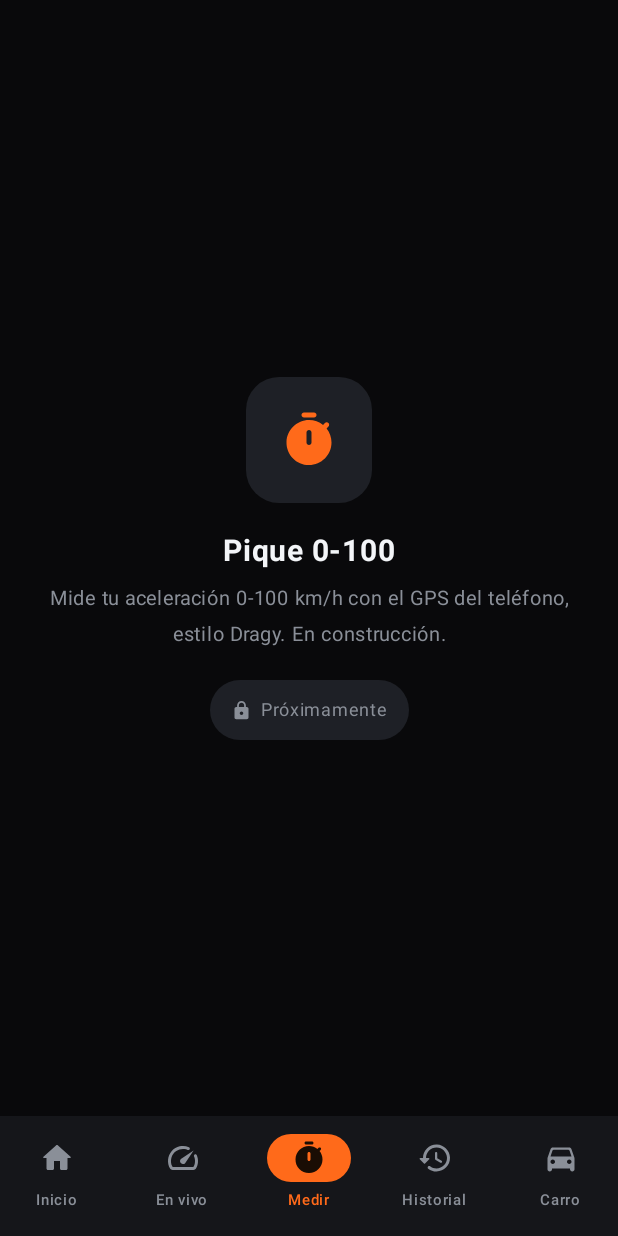
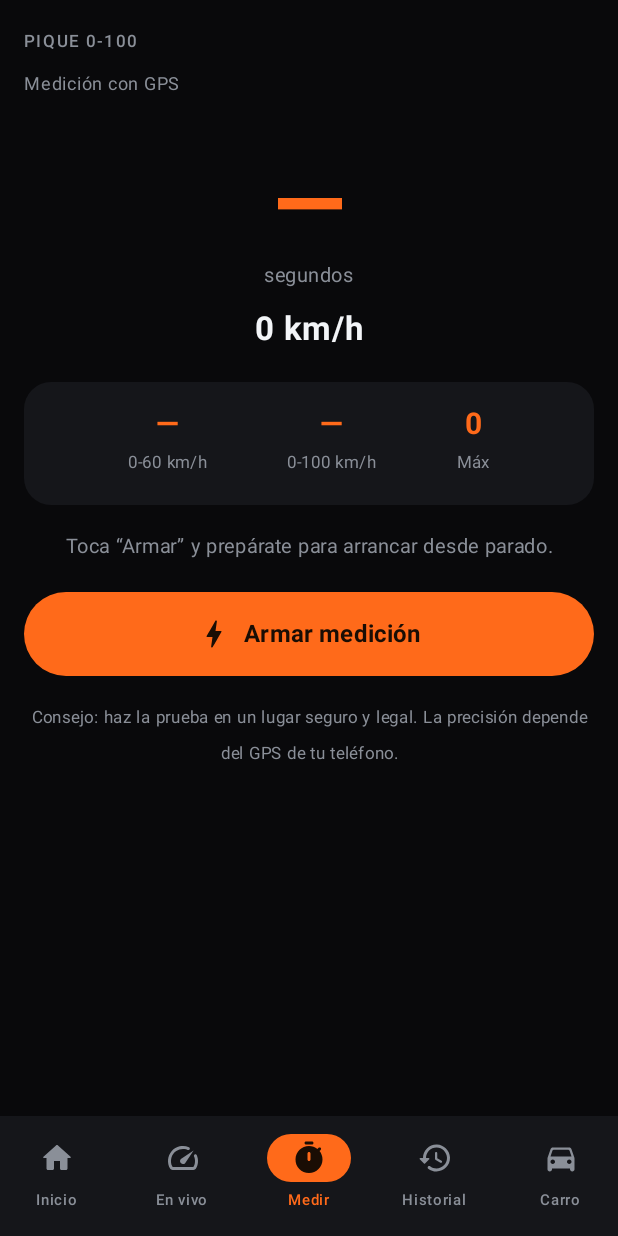
Before and after one commit to diegomtz0012/APEX-android, an Android app built with Jetpack Compose: the screen it shows after launch (MainActivity), item 3 of the bottom bar chosen, on a phone screen of 412 x 824 dp. Run offline under Robolectric (Android 15) with nearby library versions, the phone set to English and light mode, and no system bars.

Commit message:
Bloque 2: pique 0-100 con GPS + historial
- SpeedProvider: velocidad por GPS (LocationManager)
- MeasureViewModel: maquina de estados del pique con interpolacion
- DragResult + DragHistoryRepository: guardado en JSON local
- Pantalla Medir: cronometro, velocidad en vivo, 0-60/0-100, controles
- Pantalla Historial: lista de corridas guardadas
- Permiso ACCESS_FINE_LOCATION

Co-Authored-By: Claude Opus 4.8 <noreply@anthropic.com>
Claude-Session: https://claude.ai/code/session_01T18hD16fYxsUAZ44fKpiN1

```diff
--- a/apex-android/app/src/main/AndroidManifest.xml
+++ b/apex-android/app/src/main/AndroidManifest.xml
@@ -12,8 +12,14 @@
         android:name="android.permission.BLUETOOTH_ADMIN"
         android:maxSdkVersion="30" />
 
+    <!-- Ubicación: velocidad por GPS para la medición de pique -->
+    <uses-permission android:name="android.permission.ACCESS_FINE_LOCATION" />
+
     <uses-feature
         android:name="android.hardware.bluetooth"
+        android:required="false" />
+    <uses-feature
+        android:name="android.hardware.location.gps"
         android:required="false" />
 
     <application
--- a/apex-android/app/src/main/java/com/apex/app/MainActivity.kt
+++ b/apex-android/app/src/main/java/com/apex/app/MainActivity.kt
@@ -10,9 +10,12 @@ import androidx.activity.compose.setContent
 import androidx.activity.result.contract.ActivityResultContracts
 import androidx.lifecycle.viewmodel.compose.viewModel
 import com.apex.app.data.bluetooth.ClassicBluetoothTransport
+import com.apex.app.data.drag.DragHistoryRepository
+import com.apex.app.data.location.SpeedProvider
 import com.apex.app.data.obd.ObdInitializer
 import com.apex.app.ui.ApexApp
 import com.apex.app.ui.LiveViewModel
+import com.apex.app.ui.MeasureViewModel
 import com.apex.app.ui.theme.ApexTheme
 
 class MainActivity : ComponentActivity() {
@@ -24,33 +27,40 @@ class MainActivity : ComponentActivity() {
 
     override fun onCreate(savedInstanceState: Bundle?) {
         super.onCreate(savedInstanceState)
-        requestBluetoothPermissions()
+        requestPermissions()
 
-        // Inyección manual simple: creamos el transporte y el inicializador
-        // y los pasamos al ViewModel mediante su fábrica.
+        // Inyección manual simple.
+        // --- Lectura OBD (Bluetooth) ---
         val manager = getSystemService(Context.BLUETOOTH_SERVICE) as? BluetoothManager
         val adapter = manager?.adapter
         val transport = ClassicBluetoothTransport(adapter)
         val initializer = ObdInitializer(transport)
-        val factory = LiveViewModel.Factory(transport, initializer)
+        val liveFactory = LiveViewModel.Factory(transport, initializer)
+
+        // --- Medición de pique (GPS) ---
+        val speedProvider = SpeedProvider(applicationContext)
+        val historyRepo = DragHistoryRepository(applicationContext)
+        val measureFactory = MeasureViewModel.Factory(speedProvider, historyRepo)
 
         setContent {
             ApexTheme {
-                val vm: LiveViewModel = viewModel(factory = factory)
-                ApexApp(vm)
+                val liveVm: LiveViewModel = viewModel(factory = liveFactory)
+                val measureVm: MeasureViewModel = viewModel(factory = measureFactory)
+                ApexApp(liveVm, measureVm)
             }
         }
     }
 
-    private fun requestBluetoothPermissions() {
-        val permissions = if (Build.VERSION.SDK_INT >= Build.VERSION_CODES.S) {
-            arrayOf(Manifest.permission.BLUETOOTH_CONNECT)
+    private fun requestPermissions() {
+        val permissions = mutableListOf<String>()
+        if (Build.VERSION.SDK_INT >= Build.VERSION_CODES.S) {
+            permissions.add(Manifest.permission.BLUETOOTH_CONNECT)
         } else {
-            arrayOf(
-                Manifest.permission.BLUETOOTH,
-                Manifest.permission.BLUETOOTH_ADMIN
-            )
+            permissions.add(Manifest.permission.BLUETOOTH)
+            permissions.add(Manifest.permission.BLUETOOTH_ADMIN)
         }
-        permissionLauncher.launch(permissions)
+        // Ubicación para la medición por GPS.
+        permissions.add(Manifest.permission.ACCESS_FINE_LOCATION)
+        permissionLauncher.launch(permissions.toTypedArray())
     }
 }
--- a/apex-android/app/src/main/java/com/apex/app/ui/ApexApp.kt
+++ b/apex-android/app/src/main/java/com/apex/app/ui/ApexApp.kt
@@ -33,7 +33,7 @@ import com.apex.app.ui.theme.ApexColors
 private data class NavItem(val label: String, val icon: ImageVector)
 
 @Composable
-fun ApexApp(viewModel: LiveViewModel) {
+fun ApexApp(viewModel: LiveViewModel, measureViewModel: MeasureViewModel) {
     var tab by rememberSaveable { mutableStateOf(0) }
 
     val items = listOf(
@@ -74,8 +74,8 @@ fun ApexApp(viewModel: LiveViewModel) {
             when (tab) {
                 0 -> InicioScreen(viewModel, onGoLive = { tab = 1 })
                 1 -> EnVivoScreen(viewModel)
-                2 -> MedirScreen()
-                3 -> HistorialScreen()
+                2 -> MedirScreen(measureViewModel)
+                3 -> HistorialScreen(measureViewModel)
                 else -> CarroScreen()
             }
         }
--- /dev/null
+++ b/apex-android/app/src/main/java/com/apex/app/ui/MeasureViewModel.kt
@@ -0,0 +1,202 @@
+package com.apex.app.ui
+
+import androidx.lifecycle.ViewModel
+import androidx.lifecycle.ViewModelProvider
+import androidx.lifecycle.viewModelScope
+import com.apex.app.data.drag.DragHistoryRepository
+import com.apex.app.data.drag.DragResult
+import com.apex.app.data.location.SpeedProvider
+import com.apex.app.data.location.SpeedSample
+import kotlinx.coroutines.Job
+import kotlinx.coroutines.delay
+import kotlinx.coroutines.flow.MutableStateFlow
+import kotlinx.coroutines.flow.StateFlow
+import kotlinx.coroutines.flow.asStateFlow
+import kotlinx.coroutines.isActive
+import kotlinx.coroutines.launch
+import kotlin.math.roundToInt
+
+enum class MeasurePhase { IDLE, ARMED, RUNNING, FINISHED }
+
+data class MeasureUiState(
+    val phase: MeasurePhase = MeasurePhase.IDLE,
+    val currentSpeedKmh: Int = 0,
+    val elapsedMs: Long = 0L,
+    val t60Ms: Long? = null,
+    val t100Ms: Long? = null,
+    val topSpeedKmh: Int = 0,
+    val message: String? = null
+)
+
+/**
+ * Mide el pique (0-60 y 0-100 km/h) usando la velocidad del GPS.
+ * Detecta el arranque, cronometra y guarda el resultado en el historial.
+ * Usa interpolación entre muestras para estimar el cruce exacto de cada marca.
+ */
+class MeasureViewModel(
+    private val speedProvider: SpeedProvider,
+    private val history: DragHistoryRepository
+) : ViewModel() {
+
+    private companion object {
+        const val LAUNCH_KMH = 2f     // umbral de arranque (casi desde cero)
+        const val SIXTY = 60f
+        const val HUNDRED = 100f
+    }
+
+    private val _ui = MutableStateFlow(MeasureUiState())
+    val ui: StateFlow<MeasureUiState> = _ui.asStateFlow()
+
+    private val _history = MutableStateFlow<List<DragResult>>(emptyList())
+    val historyList: StateFlow<List<DragResult>> = _history.asStateFlow()
+
+    private var collectJob: Job? = null
+    private var tickJob: Job? = null
+
+    // Estado interno de la corrida
+    private var prev: SpeedSample? = null
+    private var launchNanos: Long = 0L
+
+    init {
+        _history.value = history.load()
+    }
+
+    /** El usuario toca "Armar": empieza a esperar el arranque. */
+    fun arm() {
+        if (!speedProvider.hasLocationPermission()) {
+            _ui.value = MeasureUiState(message = "Falta el permiso de ubicación (GPS). Conéctalo para medir.")
+            return
+        }
+        if (!speedProvider.isGpsEnabled()) {
+            _ui.value = MeasureUiState(message = "Activa el GPS (ubicación) del teléfono para medir.")
+            return
+        }
+        resetInternal()
+        _ui.value = MeasureUiState(phase = MeasurePhase.ARMED, message = "Listo. Acelera a fondo desde parado.")
+        startCollecting()
+    }
+
+    /** Cancelar / reiniciar a estado inicial. */
+    fun reset() {
+        collectJob?.cancel()
+        tickJob?.cancel()
+        resetInternal()
+        _ui.value = MeasureUiState()
+    }
+
+    private fun resetInternal() {
+        prev = null
+        launchNanos = 0L
+    }
+
+    private fun startCollecting() {
+        collectJob?.cancel()
+        collectJob = viewModelScope.launch {
+            speedProvider.speedFlow().collect { sample -> onSample(sample) }
+        }
+    }
+
+    private fun onSample(sample: SpeedSample) {
+        val state = _ui.value
+        val speedInt = sample.kmh.roundToInt()
+        val top = maxOf(state.topSpeedKmh, speedInt)
+        val p = prev
+
+        when (state.phase) {
+            MeasurePhase.ARMED -> {
+                _ui.value = state.copy(currentSpeedKmh = speedInt, topSpeedKmh = top)
+                // ¿Cruzó el umbral de arranque hacia arriba?
+                if (p != null && p.kmh < LAUNCH_KMH && sample.kmh >= LAUNCH_KMH) {
+                    launchNanos = interpolateTime(p, sample, LAUNCH_KMH)
+                    _ui.value = _ui.value.copy(phase = MeasurePhase.RUNNING, message = null)
+                    startTicker()
+                }
+            }
+
+            MeasurePhase.RUNNING -> {
+                var t60 = state.t60Ms
+                var t100 = state.t100Ms
+                if (p != null) {
+                    if (t60 == null && p.kmh < SIXTY && sample.kmh >= SIXTY) {
+                        t60 = nanosToMs(interpolateTime(p, sample, SIXTY) - launchNanos)
+                    }
+                    if (t100 == null && p.kmh < HUNDRED && sample.kmh >= HUNDRED) {
+                        t100 = nanosToMs(interpolateTime(p, sample, HUNDRED) - launchNanos)
+                    }
+                }
+                _ui.value = state.copy(
+                    currentSpeedKmh = speedInt,
+                    topSpeedKmh = top,
+                    t60Ms = t60,
+                    t100Ms = t100
+                )
+                if (t100 != null) finish(top, t60, t100)
+            }
+
+            else -> {
+                _ui.value = state.copy(currentSpeedKmh = speedInt)
+            }
+        }
+        prev = sample
+    }
+
+    private fun startTicker() {
+        tickJob?.cancel()
+        tickJob = viewModelScope.launch {
+            while (isActive && _ui.value.phase == MeasurePhase.RUNNING) {
+                val ms = nanosToMs(System.nanoTime() - launchNanos)
+                _ui.value = _ui.value.copy(elapsedMs = ms)
+                delay(40L)
+            }
+        }
+    }
+
+    private fun finish(top: Int, t60: Long?, t100: Long?) {
+        collectJob?.cancel()
+        tickJob?.cancel()
+        val result = DragResult(
+            id = System.currentTimeMillis(),
+            dateMillis = System.currentTimeMillis(),
+            time0to60Ms = t60,
+            time0to100Ms = t100,
+            topSpeedKmh = top
+        )
+        _history.value = history.add(result)
+        _ui.value = _ui.value.copy(
+            phase = MeasurePhase.FINISHED,
+            elapsedMs = t100 ?: _ui.value.elapsedMs,
+            t60Ms = t60,
+            t100Ms = t100,
+            topSpeedKmh = top,
+            message = null
+        )
+    }
+
+    fun clearHistory() {
+        history.clear()
+        _history.value = emptyList()
+    }
+
+    private fun interpolateTime(a: SpeedSample, b: SpeedSample, target: Float): Long {
+        val range = b.kmh - a.kmh
+        if (range <= 0f) return b.timeNanos
+        val fraction = ((target - a.kmh) / range).coerceIn(0f, 1f)
+        return a.timeNanos + (fraction * (b.timeNanos - a.timeNanos)).toLong()
+    }
+
+    private fun nanosToMs(nanos: Long): Long = nanos / 1_000_000L
+
+    override fun onCleared() {
+        collectJob?.cancel()
+        tickJob?.cancel()
+    }
+
+    class Factory(
+        private val speedProvider: SpeedProvider,
+        private val history: DragHistoryRepository
+    ) : ViewModelProvider.Factory {
+        @Suppress("UNCHECKED_CAST")
+        override fun <T : ViewModel> create(modelClass: Class<T>): T =
+            MeasureViewModel(speedProvider, history) as T
+    }
+}
--- /dev/null
+++ b/apex-android/app/src/main/java/com/apex/app/ui/screens/MedirScreen.kt
@@ -0,0 +1,180 @@
+package com.apex.app.ui.screens
+
+import androidx.compose.foundation.layout.Arrangement
+import androidx.compose.foundation.layout.Column
+import androidx.compose.foundation.layout.Row
+import androidx.compose.foundation.layout.Spacer
+import androidx.compose.foundation.layout.fillMaxSize
+import androidx.compose.foundation.layout.fillMaxWidth
+import androidx.compose.foundation.layout.height
+import androidx.compose.foundation.layout.padding
+import androidx.compose.material.icons.Icons
+import androidx.compose.material.icons.rounded.Bolt
+import androidx.compose.material3.Button
+import androidx.compose.material3.ButtonDefaults
+import androidx.compose.material3.Icon
+import androidx.compose.material3.OutlinedButton
+import androidx.compose.material3.Text
+import androidx.compose.runtime.Composable
+import androidx.compose.runtime.collectAsState
+import androidx.compose.runtime.getValue
+import androidx.compose.ui.Alignment
+import androidx.compose.ui.Modifier
+import androidx.compose.ui.text.font.FontFamily
+import androidx.compose.ui.text.font.FontWeight
+import androidx.compose.ui.text.style.TextAlign
+import androidx.compose.ui.unit.dp
+import androidx.compose.ui.unit.sp
+import com.apex.app.ui.MeasurePhase
+import com.apex.app.ui.MeasureViewModel
+import com.apex.app.ui.components.ApexCard
+import com.apex.app.ui.components.SectionLabel
+import com.apex.app.ui.theme.ApexColors
+
+@Composable
+fun MedirScreen(viewModel: MeasureViewModel) {
+    val state by viewModel.ui.collectAsState()
+
+    Column(
+        modifier = Modifier
+            .fillMaxSize()
+            .padding(horizontal = 16.dp)
+            .padding(top = 16.dp, bottom = 24.dp),
+        horizontalAlignment = Alignment.CenterHorizontally
+    ) {
+        SectionLabel("Pique 0-100", modifier = Modifier.align(Alignment.Start))
+        Spacer(Modifier.height(4.dp))
+        Text(
+            text = "Medición con GPS",
+            color = ApexColors.Muted,
+            fontSize = 12.sp,
+            modifier = Modifier.align(Alignment.Start)
+        )
+
+        Spacer(Modifier.height(24.dp))
+
+        // Cronómetro grande
+        val bigTime = when (state.phase) {
+            MeasurePhase.FINISHED -> state.t100Ms
+            else -> state.elapsedMs
+        }
+        Text(
+            text = formatSeconds(bigTime),
+            color = ApexColors.Orange,
+            fontSize = 68.sp,
+            fontWeight = FontWeight.Black,
+            fontFamily = FontFamily.Monospace
+        )
+        Text(
+            text = "segundos",
+            color = ApexColors.Muted,
+            fontSize = 13.sp
+        )
+
+        Spacer(Modifier.height(10.dp))
+
+        // Velocidad actual
+        Text(
+            text = "${state.currentSpeedKmh} km/h",
+            color = ApexColors.Text,
+            fontSize = 22.sp,
+            fontWeight = FontWeight.Bold
+        )
+
+        Spacer(Modifier.height(22.dp))
+
+        // Marcas / resultados
+        ApexCard(modifier = Modifier.fillMaxWidth()) {
+            Row(
+                modifier = Modifier.fillMaxWidth(),
+                horizontalArrangement = Arrangement.SpaceEvenly
+            ) {
+                Split("0-60 km/h", formatSeconds(state.t60Ms))
+                Split("0-100 km/h", formatSeconds(state.t100Ms))
+                Split("Máx", "${state.topSpeedKmh}")
+            }
+        }
+
+        Spacer(Modifier.height(16.dp))
+
+        // Mensaje de estado
+        val statusMsg = state.message ?: phaseText(state.phase)
+        Text(
+            text = statusMsg,
+            color = if (state.message != null) ApexColors.Orange else ApexColors.Muted,
+            fontSize = 13.sp,
+            textAlign = TextAlign.Center,
+            modifier = Modifier.fillMaxWidth()
+        )
+
+        Spacer(Modifier.height(18.dp))
+
+        // Controles
+        when (state.phase) {
+            MeasurePhase.IDLE, MeasurePhase.FINISHED -> {
+                Button(
+                    onClick = { viewModel.arm() },
+                    modifier = Modifier
+                        .fillMaxWidth()
+                        .height(56.dp),
+                    colors = ButtonDefaults.buttonColors(
+                        containerColor = ApexColors.Orange,
+                        contentColor = ApexColors.OnOrange
+                    )
+                ) {
+                    Icon(Icons.Rounded.Bolt, contentDescription = null)
+                    Text(
+                        text = if (state.phase == MeasurePhase.FINISHED) "  Medir de nuevo" else "  Armar medición",
+                        fontWeight = FontWeight.Bold,
+                        fontSize = 16.sp
+                    )
+                }
+            }
+            MeasurePhase.ARMED, MeasurePhase.RUNNING -> {
+                OutlinedButton(
+                    onClick = { viewModel.reset() },
+                    modifier = Modifier
+                        .fillMaxWidth()
+                        .height(56.dp)
+                ) {
+                    Text("Cancelar", color = ApexColors.Orange, fontSize = 16.sp)
+                }
+            }
+        }
+
+        Spacer(Modifier.height(16.dp))
+        Text(
+            text = "Consejo: haz la prueba en un lugar seguro y legal. La precisión depende del GPS de tu teléfono.",
+            color = ApexColors.Muted,
+            fontSize = 11.sp,
+            textAlign = TextAlign.Center,
+            modifier = Modifier.fillMaxWidth()
+        )
+    }
+}
+
+@Composable
+private fun Split(label: String, value: String) {
+    Column(horizontalAlignment = Alignment.CenterHorizontally) {
+        Text(text = value, color = ApexColors.Orange, fontSize = 20.sp, fontWeight = FontWeight.Bold)
+        Spacer(Modifier.height(2.dp))
+        Text(text = label, color = ApexColors.Muted, fontSize = 11.sp)
+    }
+}
+
+private fun phaseText(phase: MeasurePhase): String = when (phase) {
+    MeasurePhase.IDLE -> "Toca “Armar” y prepárate para arrancar desde parado."
+    MeasurePhase.ARMED -> "Esperando el arranque… acelera a fondo."
+    MeasurePhase.RUNNING -> "¡Midiendo!"
+    MeasurePhase.FINISHED -> "¡Listo! Guardado en el historial."
+}
+
+/** Convierte milisegundos a un texto "7.82" (segundos con 2 decimales). */
+private fun formatSeconds(ms: Long?): String {
+    if (ms == null || ms <= 0L) return "—"
+    val seconds = ms / 1000.0
+    val whole = seconds.toInt()
+    val hundredths = ((seconds - whole) * 100).toInt()
+    val hh = if (hundredths < 10) "0$hundredths" else "$hundredths"
+    return "$whole.$hh"
+}
--- a/apex-android/app/src/main/java/com/apex/app/ui/screens/PlaceholderScreens.kt
+++ b/apex-android/app/src/main/java/com/apex/app/ui/screens/PlaceholderScreens.kt
@@ -2,24 +2,8 @@ package com.apex.app.ui.screens
 
 import androidx.compose.material.icons.Icons
 import androidx.compose.material.icons.rounded.DirectionsCar
-import androidx.compose.material.icons.rounded.History
-import androidx.compose.material.icons.rounded.Timer
 import androidx.compose.runtime.Composable
 import com.apex.app.ui.components.ComingSoonScreen
-
-@Composable
-fun MedirScreen() = ComingSoonScreen(
-    icon = Icons.Rounded.Timer,
-    title = "Pique 0-100",
-    description = "Mide tu aceleración 0-100 km/h con el GPS del teléfono, estilo Dragy. En construcción."
-)
-
-@Composable
-fun HistorialScreen() = ComingSoonScreen(
-    icon = Icons.Rounded.History,
-    title = "Historial",
-    description = "Aquí se guardarán tus sesiones, piques y datos de cada salida."
-)
 
 @Composable
 fun CarroScreen() = ComingSoonScreen(
```
Also changed, not shown: apex-android/app/src/main/java/com/apex/app/data/drag/DragHistoryRepository.kt (added, +63 -0 lines), apex-android/app/src/main/java/com/apex/app/data/drag/DragResult.kt (added, +13 -0 lines), apex-android/app/src/main/java/com/apex/app/data/location/SpeedProvider.kt (added, +72 -0 lines), apex-android/app/src/main/java/com/apex/app/ui/screens/HistorialScreen.kt (added, +131 -0 lines).
